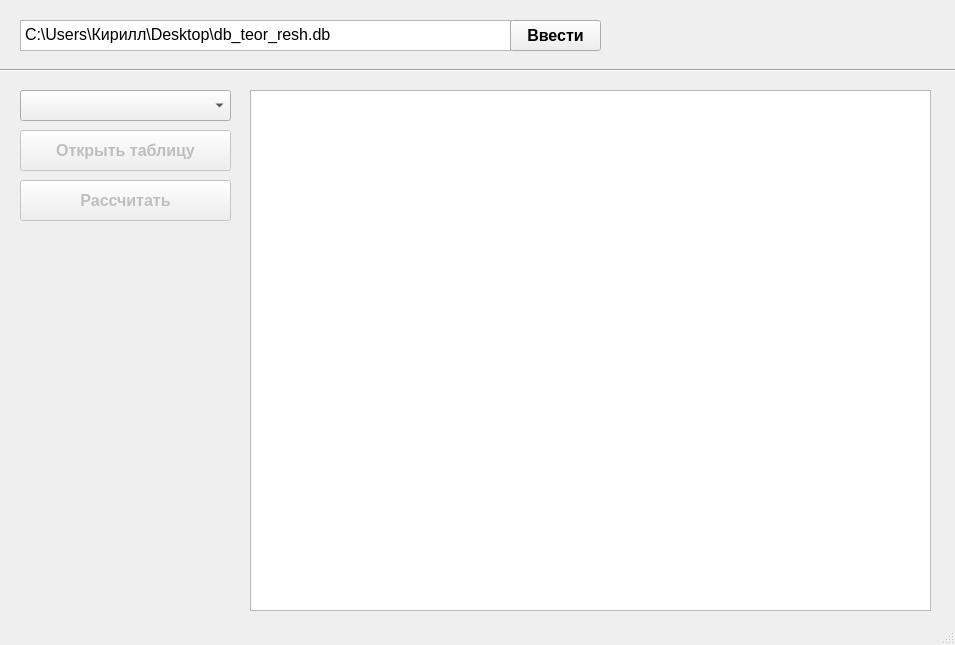
Old version of the form mainwindow.ui in the repository L0BERY/hierarchy-analysis.
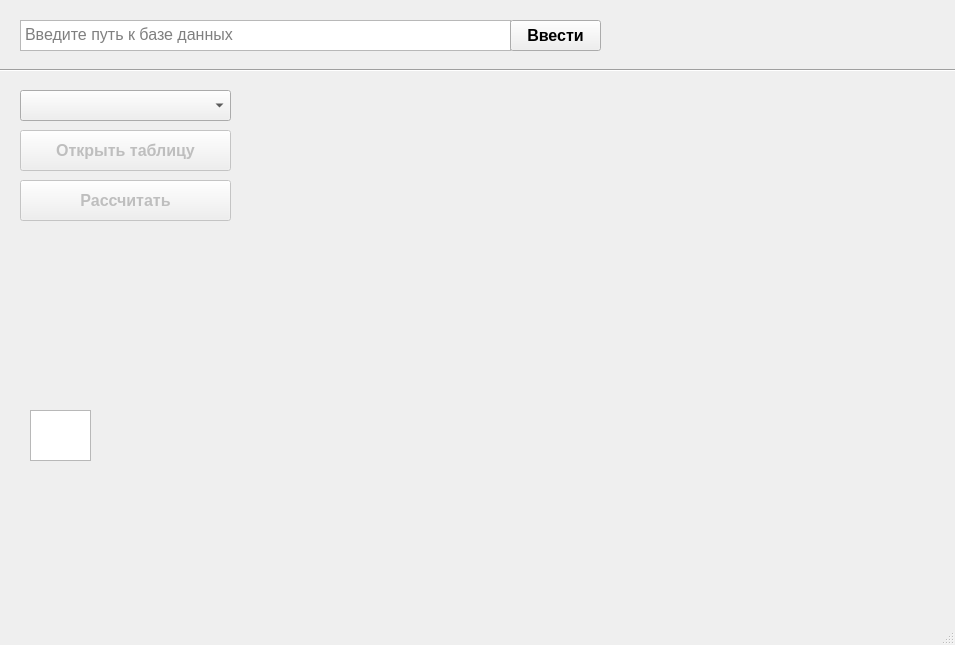
New version of the form.

```diff
--- a/mainwindow.ui
+++ b/mainwindow.ui
@@ -26,7 +26,6 @@
     <property name="font">
      <font>
       <pointsize>12</pointsize>
-      <weight>50</weight>
       <bold>false</bold>
      </font>
     </property>
@@ -35,10 +34,13 @@
     </property>
     <property name="html">
      <string>&lt;!DOCTYPE HTML PUBLIC &quot;-//W3C//DTD HTML 4.0//EN&quot; &quot;http://www.w3.org/TR/REC-html40/strict.dtd&quot;&gt;
-&lt;html&gt;&lt;head&gt;&lt;meta name=&quot;qrichtext&quot; content=&quot;1&quot; /&gt;&lt;style type=&quot;text/css&quot;&gt;
+&lt;html&gt;&lt;head&gt;&lt;meta name=&quot;qrichtext&quot; content=&quot;1&quot; /&gt;&lt;meta charset=&quot;utf-8&quot; /&gt;&lt;style type=&quot;text/css&quot;&gt;
 p, li { white-space: pre-wrap; }
-&lt;/style&gt;&lt;/head&gt;&lt;body style=&quot; font-family:'MS Shell Dlg 2'; font-size:12pt; font-weight:400; font-style:normal;&quot;&gt;
-&lt;p style=&quot; margin-top:0px; margin-bottom:0px; margin-left:0px; margin-right:0px; -qt-block-indent:0; text-indent:0px;&quot;&gt;C:\Users\Кирилл\Desktop\db_teor_resh.db&lt;/p&gt;&lt;/body&gt;&lt;/html&gt;</string>
+hr { height: 1px; border-width: 0; }
+li.unchecked::marker { content: &quot;\2610&quot;; }
+li.checked::marker { content: &quot;\2612&quot;; }
+&lt;/style&gt;&lt;/head&gt;&lt;body style=&quot; font-family:'Segoe UI'; font-size:12pt; font-weight:400; font-style:normal;&quot;&gt;
+&lt;p style=&quot;-qt-paragraph-type:empty; margin-top:0px; margin-bottom:0px; margin-left:0px; margin-right:0px; -qt-block-indent:0; text-indent:0px;&quot;&gt;&lt;br /&gt;&lt;/p&gt;&lt;/body&gt;&lt;/html&gt;</string>
     </property>
     <property name="placeholderText">
      <string>Введите путь к базе данных</string>
@@ -99,19 +101,21 @@
     </property>
     <property name="geometry">
      <rect>
-      <x>250</x>
-      <y>90</y>
-      <width>681</width>
-      <height>521</height>
+      <x>30</x>
+      <y>410</y>
+      <width>61</width>
+      <height>51</height>
      </rect>
     </property>
     <property name="font">
      <font>
       <pointsize>10</pointsize>
-      <weight>75</weight>
       <bold>true</bold>
      </font>
     </property>
+    <property name="frameShadow">
+     <enum>QFrame::Shadow::Sunken</enum>
+    </property>
    </widget>
    <widget class="Line" name="line">
     <property name="geometry">
```
Left out of the diff: 43 changed lines with no effect on the pictures.
